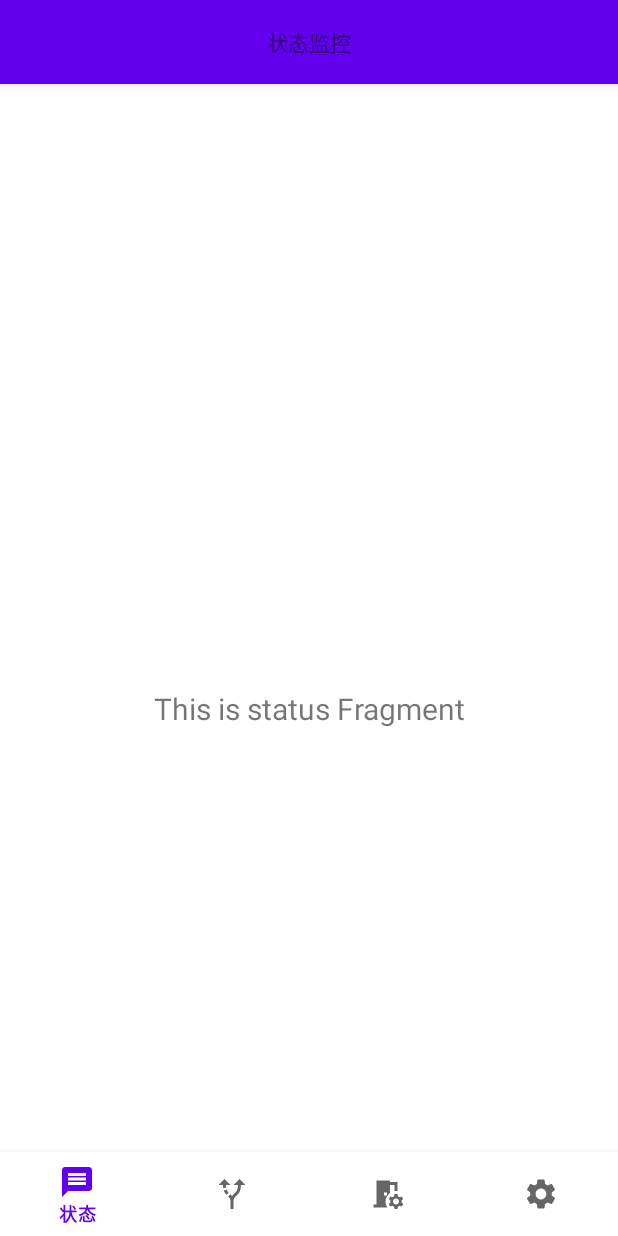
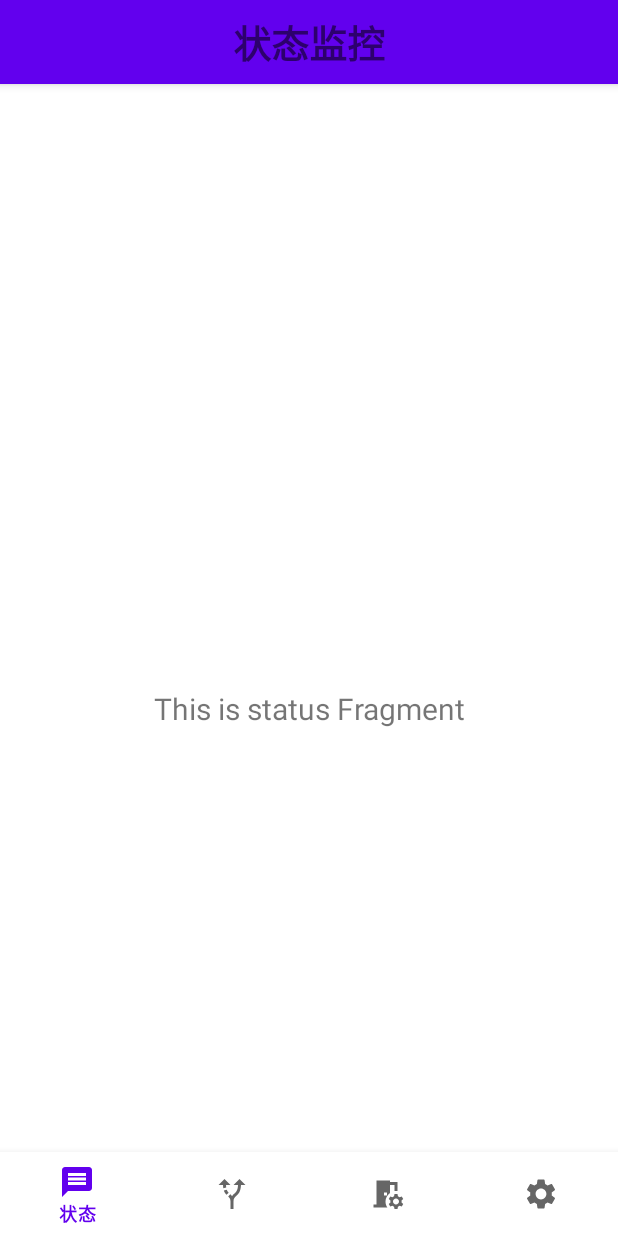
Before and after one commit to fgd-haha/ShowRoom, an Android app: the screen it shows after launch (MainActivity), on a phone screen of 412 x 824 dp. Run offline under Robolectric (Android 15) with nearby library versions, the phone set to English and light mode, and no system bars; our stand-ins replace navigation-ui.

Commit message:
style: action bar text

```diff
--- a/app/src/main/java/fgd/showroom/MainActivity.kt
+++ b/app/src/main/java/fgd/showroom/MainActivity.kt
@@ -5,6 +5,7 @@ import android.view.Gravity
 import androidx.appcompat.app.ActionBar
 import androidx.appcompat.app.AppCompatActivity
 import androidx.appcompat.widget.AppCompatTextView
+import androidx.core.widget.TextViewCompat
 import androidx.navigation.findNavController
 import androidx.navigation.ui.AppBarConfiguration
 import androidx.navigation.ui.setupActionBarWithNavController
@@ -43,7 +44,7 @@ class MainActivity : AppCompatActivity() {
 
     private fun createCustomTitleTextView(): AppCompatTextView {
         val mTitleTextView = AppCompatTextView(this)
-//        TextViewCompat.setTextAppearance(mTitleTextView, null);
+        TextViewCompat.setTextAppearance(mTitleTextView, R.style.actionBarText);
 
         val layoutParams = ActionBar.LayoutParams(
             ActionBar.LayoutParams.WRAP_CONTENT,
--- a/app/src/main/res/values/themes.xml
+++ b/app/src/main/res/values/themes.xml
@@ -14,6 +14,10 @@
         <!-- Customize your theme here. -->
         <item name="android:actionBarItemBackground">@color/black</item>
 
+    </style>
 
+    <style name="actionBarText">
+        <item name="android:textStyle">bold</item>
+        <item name="android:textSize">25sp</item>
     </style>
 </resources>
```
